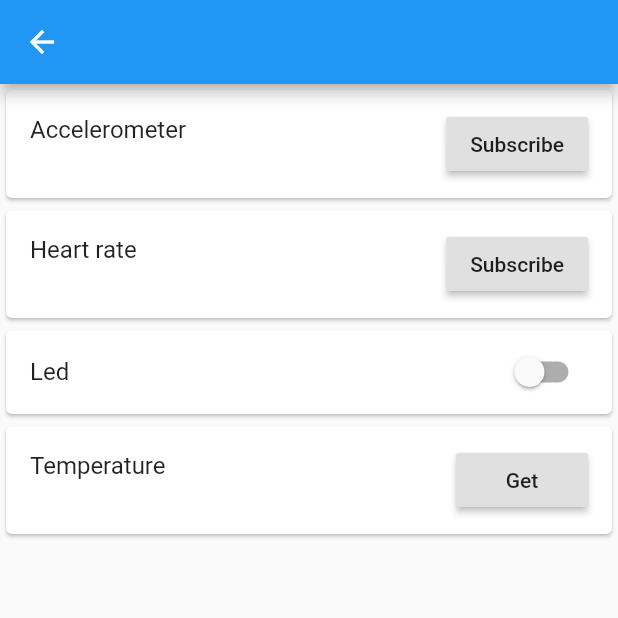
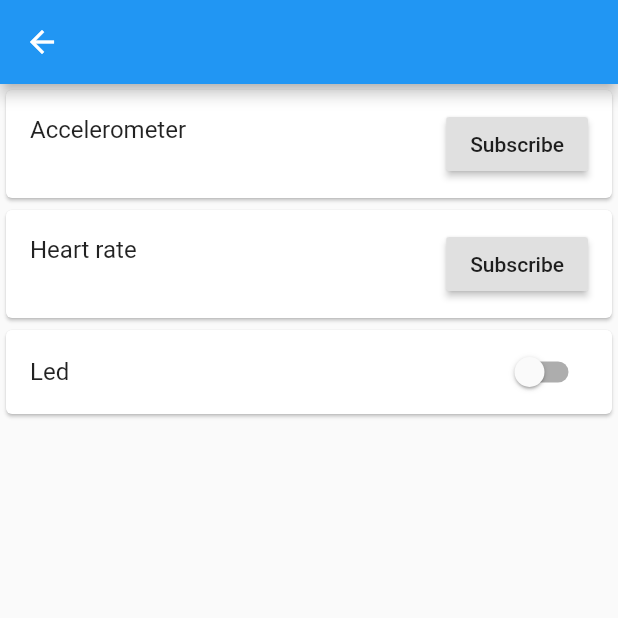
Before and after one commit to abbadalor/Zmartrest, a Flutter app: the DeviceInteractionWidget screen opened directly with empty values, on a phone screen of 412 x 824 dp, the top half of it. Run offline on Flutter 3.47's test engine with Material 2 defaults, Android fonts, the phone set to English and light mode, and no system bars; our stand-ins replace permission_handler; missing offline and left inert: mdsflutter.

Commit message:
Removed temperature

```diff
--- a/movesense_test/lib/DeviceInteractionWidget.dart
+++ b/movesense_test/lib/DeviceInteractionWidget.dart
@@ -66,7 +66,6 @@ class _DeviceInteractionWidgetState extends State<DeviceInteractionWidget> {
                   _accelerometerItem(model),
                   _hrItem(model),
                   _ledItem(model),
-                  _temperatureItem(model)
                 ],
               )
           );
@@ -113,16 +112,4 @@ class _DeviceInteractionWidgetState extends State<DeviceInteractionWidget> {
     );
   }
 
-  Widget _temperatureItem(DeviceModel deviceModel) {
-    return Card(
-      child: ListTile(
-        title: Text("Temperature"),
-        subtitle: Text(deviceModel.temperature),
-        trailing: RaisedButton(
-          child: Text("Get"),
-          onPressed: () => deviceModel.getTemperature(),
-        ),
-      ),
-    );
-  }
 }
--- a/movesense_test/lib/DeviceModel.dart
+++ b/movesense_test/lib/DeviceModel.dart
@@ -24,9 +24,6 @@ class DeviceModel extends ChangeNotifier {
 
   bool _ledStatus = false;
   bool get ledStatus => _ledStatus;
-
-  String _temperature = "";
-  String get temperature => _temperature;
 
   DeviceModel(this._name, this._serial);
 
@@ -101,17 +98,4 @@ class DeviceModel extends ChangeNotifier {
     );
   }
 
-  void getTemperature() {
-    Mds.get(
-        Mds.createRequestUri(_serial, "/Meas/Temp"),
-        "{}",
-            (data, code) {
-          double kelvin = jsonDecode(data)["Content"]["Measurement"];
-          double temperatureVal = kelvin - 274.15;
-          _temperature = temperatureVal.toStringAsFixed(1) + " C";
-          notifyListeners();
-        },
-            (e, c) => {}
-    );
-  }
 }
```
